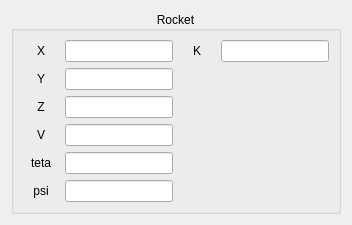
Yegres5/diploma, file rocketinitialframe.ui: the form before one commit.
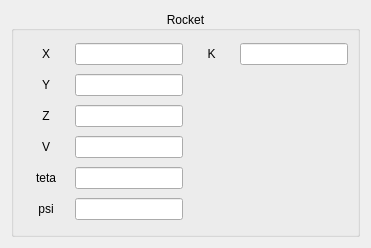
The form after the commit.

```diff
--- a/rocketinitialframe.ui
+++ b/rocketinitialframe.ui
@@ -6,8 +6,8 @@
    <rect>
     <x>0</x>
     <y>0</y>
-    <width>352</width>
-    <height>213</height>
+    <width>371</width>
+    <height>248</height>
    </rect>
   </property>
   <property name="windowTitle">
@@ -31,7 +31,7 @@
         <item>
          <widget class="QLabel" name="label_X">
           <property name="sizePolicy">
-           <sizepolicy hsizetype="Minimum" vsizetype="Preferred">
+           <sizepolicy hsizetype="Minimum" vsizetype="Fixed">
             <horstretch>0</horstretch>
             <verstretch>0</verstretch>
            </sizepolicy>
@@ -47,7 +47,7 @@
         <item>
          <widget class="QLineEdit" name="LineEdit_X">
           <property name="sizePolicy">
-           <sizepolicy hsizetype="Minimum" vsizetype="Fixed">
+           <sizepolicy hsizetype="Fixed" vsizetype="Fixed">
             <horstretch>0</horstretch>
             <verstretch>0</verstretch>
            </sizepolicy>
@@ -61,7 +61,7 @@
         <item>
          <widget class="QLabel" name="label_K">
           <property name="sizePolicy">
-           <sizepolicy hsizetype="Minimum" vsizetype="Preferred">
+           <sizepolicy hsizetype="Minimum" vsizetype="Fixed">
             <horstretch>0</horstretch>
             <verstretch>0</verstretch>
            </sizepolicy>
@@ -77,7 +77,7 @@
         <item>
          <widget class="QLineEdit" name="LineEdit_K">
           <property name="sizePolicy">
-           <sizepolicy hsizetype="Minimum" vsizetype="Fixed">
+           <sizepolicy hsizetype="Fixed" vsizetype="Fixed">
             <horstretch>0</horstretch>
             <verstretch>0</verstretch>
            </sizepolicy>
@@ -91,7 +91,7 @@
         <item>
          <widget class="QLabel" name="label_Y">
           <property name="sizePolicy">
-           <sizepolicy hsizetype="Minimum" vsizetype="Preferred">
+           <sizepolicy hsizetype="Minimum" vsizetype="Fixed">
             <horstretch>0</horstretch>
             <verstretch>0</verstretch>
            </sizepolicy>
@@ -107,7 +107,7 @@
         <item>
          <widget class="QLineEdit" name="LineEdit_Y">
           <property name="sizePolicy">
-           <sizepolicy hsizetype="Minimum" vsizetype="Fixed">
+           <sizepolicy hsizetype="Fixed" vsizetype="Fixed">
             <horstretch>0</horstretch>
             <verstretch>0</verstretch>
            </sizepolicy>
@@ -121,7 +121,7 @@
         <item>
          <widget class="QLabel" name="label_Z">
           <property name="sizePolicy">
-           <sizepolicy hsizetype="Minimum" vsizetype="Preferred">
+           <sizepolicy hsizetype="Minimum" vsizetype="Fixed">
             <horstretch>0</horstretch>
             <verstretch>0</verstretch>
            </sizepolicy>
@@ -137,7 +137,7 @@
         <item>
          <widget class="QLineEdit" name="LineEdit_Z">
           <property name="sizePolicy">
-           <sizepolicy hsizetype="Minimum" vsizetype="Fixed">
+           <sizepolicy hsizetype="Fixed" vsizetype="Fixed">
             <horstretch>0</horstretch>
             <verstretch>0</verstretch>
            </sizepolicy>
@@ -151,7 +151,7 @@
         <item>
          <widget class="QLabel" name="label_V">
           <property name="sizePolicy">
-           <sizepolicy hsizetype="Minimum" vsizetype="Preferred">
+           <sizepolicy hsizetype="Minimum" vsizetype="Fixed">
             <horstretch>0</horstretch>
             <verstretch>0</verstretch>
            </sizepolicy>
@@ -167,7 +167,7 @@
         <item>
          <widget class="QLineEdit" name="LineEdit_V">
           <property name="sizePolicy">
-           <sizepolicy hsizetype="Minimum" vsizetype="Fixed">
+           <sizepolicy hsizetype="Fixed" vsizetype="Fixed">
             <horstretch>0</horstretch>
             <verstretch>0</verstretch>
            </sizepolicy>
@@ -181,7 +181,7 @@
         <item>
          <widget class="QLabel" name="label_teta">
           <property name="sizePolicy">
-           <sizepolicy hsizetype="Minimum" vsizetype="Preferred">
+           <sizepolicy hsizetype="Minimum" vsizetype="Fixed">
             <horstretch>0</horstretch>
             <verstretch>0</verstretch>
            </sizepolicy>
@@ -197,7 +197,7 @@
         <item>
          <widget class="QLineEdit" name="LineEdit_teta">
           <property name="sizePolicy">
-           <sizepolicy hsizetype="Minimum" vsizetype="Fixed">
+           <sizepolicy hsizetype="Fixed" vsizetype="Fixed">
             <horstretch>0</horstretch>
             <verstretch>0</verstretch>
            </sizepolicy>
@@ -211,7 +211,7 @@
         <item>
          <widget class="QLabel" name="label_Z_psi">
           <property name="sizePolicy">
-           <sizepolicy hsizetype="Minimum" vsizetype="Preferred">
+           <sizepolicy hsizetype="Minimum" vsizetype="Fixed">
             <horstretch>0</horstretch>
             <verstretch>0</verstretch>
            </sizepolicy>
```
